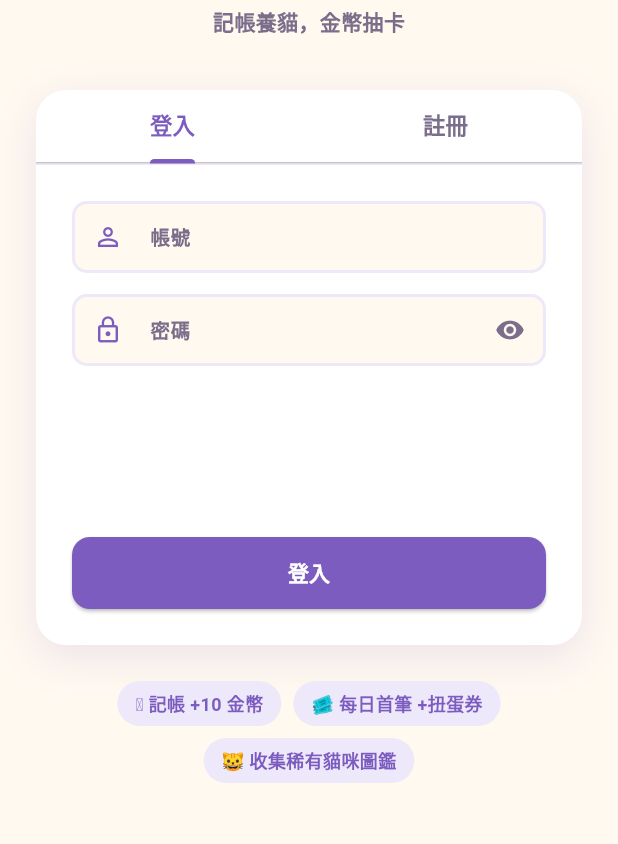
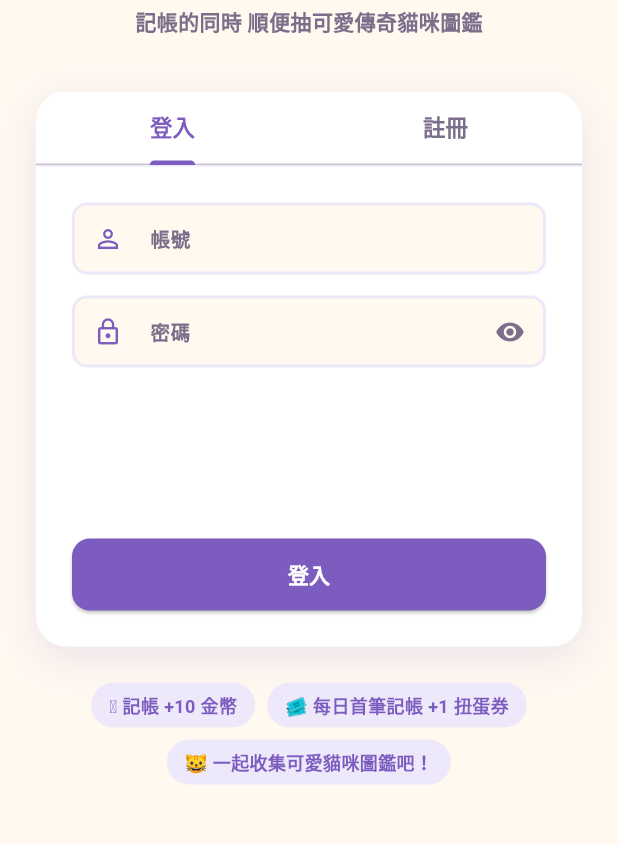
Before and after one commit to waitin9/CoinNeko_Fullstack, a Flutter app: the screen it shows after launch, on a phone screen of 412 x 824 dp, the part 276-1120 px from its top. Run offline on Flutter 3.47's test engine with Material 3 defaults, Android fonts, the phone set to English and light mode, and no system bars; our stand-ins replace flutter_secure_storage; accounts and stored records are empty; Roboto replaces fonts that are missing (NotoSansTC, Nunito).

```diff
--- a/CoinNeko_Flutter/coinneko_app/lib/screens/login_screen.dart
+++ b/CoinNeko_Flutter/coinneko_app/lib/screens/login_screen.dart
@@ -206,7 +206,7 @@ class _LoginScreenState extends State<LoginScreen>
         ),
         const SizedBox(height: 4),
         const Text(
-          '記帳養貓，金幣抽卡',
+          '記帳的同時 順便抽可愛傳奇貓咪圖鑑',
           style: TextStyle(
             fontSize: 14,
             color: AppColors.textSub,
@@ -284,7 +284,7 @@ class _LoginScreenState extends State<LoginScreen>
             const SizedBox(height: 14),
             _AppTextField(
               controller: _regEmailCtrl,
-              label: 'Email（選填）',
+              label: 'Email（可以不用填）',
               hint: 'example@email.com',
               prefixIcon: Icons.email_outlined,
               keyboardType: TextInputType.emailAddress,
@@ -340,7 +340,7 @@ class _LoginScreenState extends State<LoginScreen>
             ),
             const SizedBox(height: 8),
             const Text(
-              '🎟️ 註冊即送 1 張扭蛋券',
+              '🎟️ 註冊即送 10 張扭蛋券',
               textAlign: TextAlign.center,
               style: TextStyle(
                 fontSize: 12,
@@ -362,11 +362,11 @@ class _LoginScreenState extends State<LoginScreen>
           children: [
             _HintBadge(emoji: '🪙', text: '記帳 +10 金幣'),
             SizedBox(width: 8),
-            _HintBadge(emoji: '🎟️', text: '每日首筆 +扭蛋券'),
+            _HintBadge(emoji: '🎟️', text: '每日首筆記帳 +1 扭蛋券'),
           ],
         ),
         SizedBox(height: 8),
-        _HintBadge(emoji: '🐱', text: '收集稀有貓咪圖鑑'),
+        _HintBadge(emoji: '🐱', text: '一起收集可愛貓咪圖鑑吧！'),
       ],
     );
   }
```
Also changed, not shown: 2 other files.
